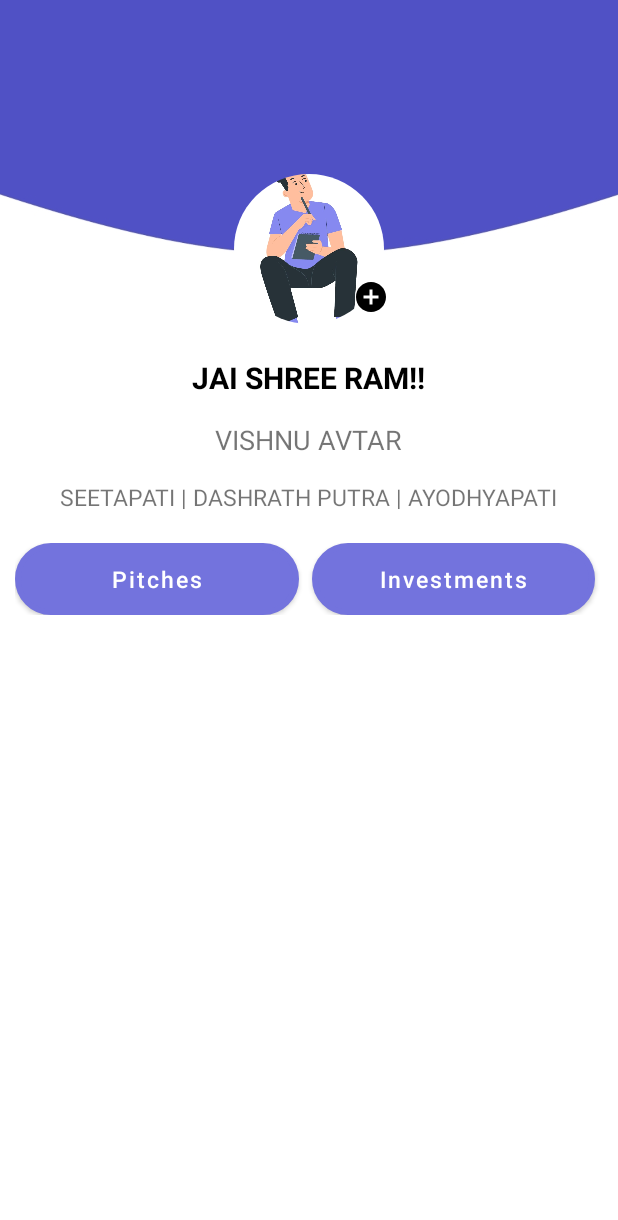
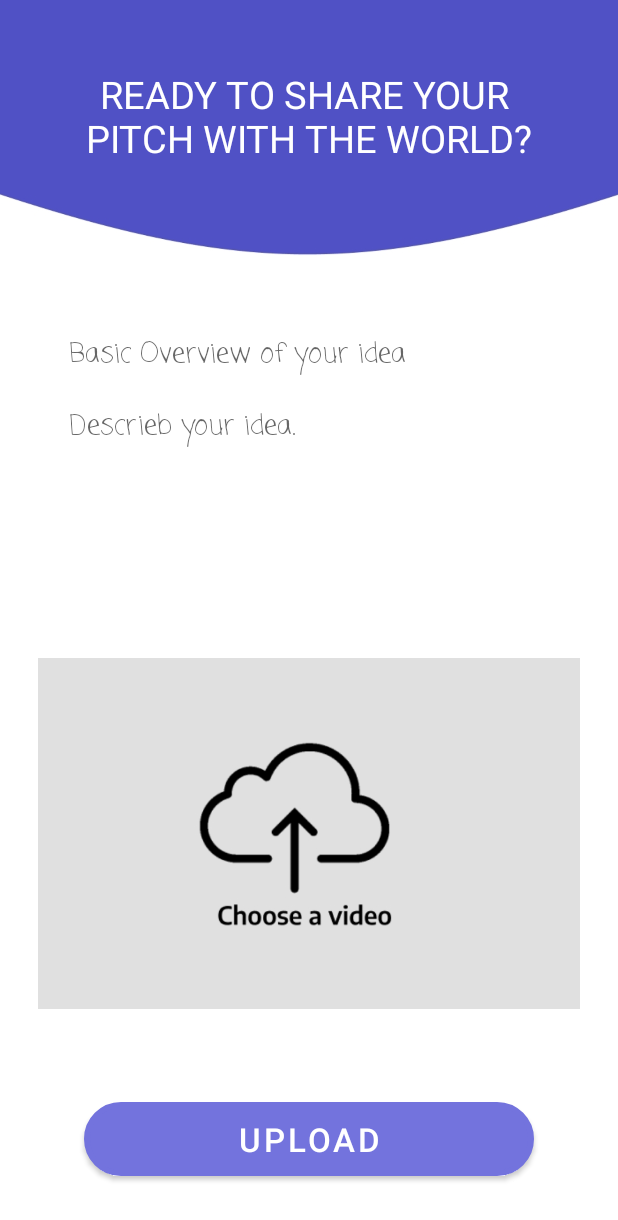
Before and after one commit to shauryam-exe/PGbg, an Android app: the HomePageActivity screen opened directly, with no data from a screen before it, on a phone screen of 412 x 824 dp. Shown: the top 1220 px of the screen. Run offline under Robolectric (Android 15) with nearby library versions, the phone set to English and light mode, and no system bars.

Commit message:
Upload Fragment Added

```diff
--- a/app/src/main/java/com/example/pg/HomePageActivity.kt
+++ b/app/src/main/java/com/example/pg/HomePageActivity.kt
@@ -5,13 +5,14 @@ import android.os.Bundle
 import android.widget.FrameLayout
 import com.example.pg.fragments.ChatFragment
 import com.example.pg.fragments.ProfileFragment
+import com.example.pg.fragments.UploadFragment
 
 class HomePageActivity : AppCompatActivity() {
     override fun onCreate(savedInstanceState: Bundle?) {
         super.onCreate(savedInstanceState)
         setContentView(R.layout.activity_home_page)
 
-        supportFragmentManager.beginTransaction().replace(R.id.fragment_container, ProfileFragment()).commit()
+        supportFragmentManager.beginTransaction().replace(R.id.fragment_container, UploadFragment()).commit()
 
     }
 }
--- /dev/null
+++ b/app/src/main/java/com/example/pg/fragments/UploadFragment.kt
@@ -0,0 +1,60 @@
+package com.example.pg.fragments
+
+import android.os.Bundle
+import androidx.fragment.app.Fragment
+import android.view.LayoutInflater
+import android.view.View
+import android.view.ViewGroup
+import com.example.pg.R
+
+// TODO: Rename parameter arguments, choose names that match
+// the fragment initialization parameters, e.g. ARG_ITEM_NUMBER
+private const val ARG_PARAM1 = "param1"
+private const val ARG_PARAM2 = "param2"
+
+/**
+ * A simple [Fragment] subclass.
+ * Use the [UploadFragment.newInstance] factory method to
+ * create an instance of this fragment.
+ */
+class UploadFragment : Fragment() {
+    // TODO: Rename and change types of parameters
+    private var param1: String? = null
+    private var param2: String? = null
+
+    override fun onCreate(savedInstanceState: Bundle?) {
+        super.onCreate(savedInstanceState)
+        arguments?.let {
+            param1 = it.getString(ARG_PARAM1)
+            param2 = it.getString(ARG_PARAM2)
+        }
+    }
+
+    override fun onCreateView(
+        inflater: LayoutInflater, container: ViewGroup?,
+        savedInstanceState: Bundle?
+    ): View? {
+        // Inflate the layout for this fragment
+        return inflater.inflate(R.layout.fragment_upload, container, false)
+    }
+
+    companion object {
+        /**
+         * Use this factory method to create a new instance of
+         * this fragment using the provided parameters.
+         *
+         * @param param1 Parameter 1.
+         * @param param2 Parameter 2.
+         * @return A new instance of fragment UploadFragment.
+         */
+        // TODO: Rename and change types and number of parameters
+        @JvmStatic
+        fun newInstance(param1: String, param2: String) =
+            UploadFragment().apply {
+                arguments = Bundle().apply {
+                    putString(ARG_PARAM1, param1)
+                    putString(ARG_PARAM2, param2)
+                }
+            }
+    }
+}
--- /dev/null
+++ b/app/src/main/res/layout/fragment_upload.xml
@@ -0,0 +1,71 @@
+<?xml version="1.0" encoding="utf-8"?>
+<RelativeLayout xmlns:android="http://schemas.android.com/apk/res/android"
+    xmlns:tools="http://schemas.android.com/tools"
+    android:layout_width="match_parent"
+    android:layout_height="match_parent"
+    tools:context=".fragments.UploadFragment">
+
+    <ImageView
+        android:id="@+id/bgU"
+        android:layout_width="match_parent"
+        android:layout_height="wrap_content"
+        android:layout_alignParentTop="true"
+        android:layout_marginTop="-120sp"
+        android:src="@drawable/profile" />
+
+    <TextView
+        android:layout_width="match_parent"
+        android:layout_height="wrap_content"
+        android:layout_marginTop="45dp"
+        android:gravity="center"
+        android:text="@string/ready_to_share_your_pitch_with_the_world"
+        android:textAllCaps="true"
+        android:textColor="@color/white"
+        android:textSize="25sp" />
+
+    <EditText
+        android:id="@+id/etOverview"
+        android:layout_width="320dp"
+        android:layout_height="wrap_content"
+        android:layout_below="@id/bgU"
+        android:layout_centerHorizontal="true"
+        android:layout_marginTop="-73dp"
+        android:background="@color/white"
+        android:fontFamily="casual"
+        android:hint="Basic Overview of your idea" />
+
+    <EditText
+        android:id="@+id/etIdeaDescription"
+        android:layout_width="320dp"
+        android:gravity="start"
+        android:layout_height="100dp"
+        android:layout_below="@id/etOverview"
+        android:layout_centerHorizontal="true"
+        android:layout_marginTop="20dp"
+        android:background="@color/white"
+        android:fontFamily="casual"
+        android:hint="Descrieb your idea." />
+
+    <ImageView
+        android:id="@+id/ivUpload"
+        android:layout_marginStart="25dp"
+        android:layout_marginEnd="25dp"
+        android:layout_width="wrap_content"
+        android:layout_height="wrap_content"
+        android:layout_above="@id/btnUpload"
+        android:layout_marginTop="-20dp"
+        android:layout_marginBottom="-20dp"
+        android:src="@drawable/video" />
+
+    <Button
+        android:id="@+id/btnUpload"
+        android:text="Upload"
+        android:textSize="22dp"
+        android:background="@drawable/button_bg"
+        android:layout_alignParentBottom="true"
+        android:layout_centerHorizontal="true"
+        android:layout_marginBottom="40dp"
+        android:layout_width="300dp"
+        android:layout_height="wrap_content" />
+
+</RelativeLayout>
--- a/app/src/main/res/values/strings.xml
+++ b/app/src/main/res/values/strings.xml
@@ -9,4 +9,5 @@
     <string name="who_are_you">WHO ARE YOU?</string>
     <!-- TODO: Remove or change this placeholder text -->
     <string name="hello_blank_fragment">Hello blank fragment</string>
+    <string name="ready_to_share_your_pitch_with_the_world">Ready to share your \npitch with the world?</string>
 </resources>
```
Also changed, not shown: app/src/main/res/drawable/video.jpeg (added).
